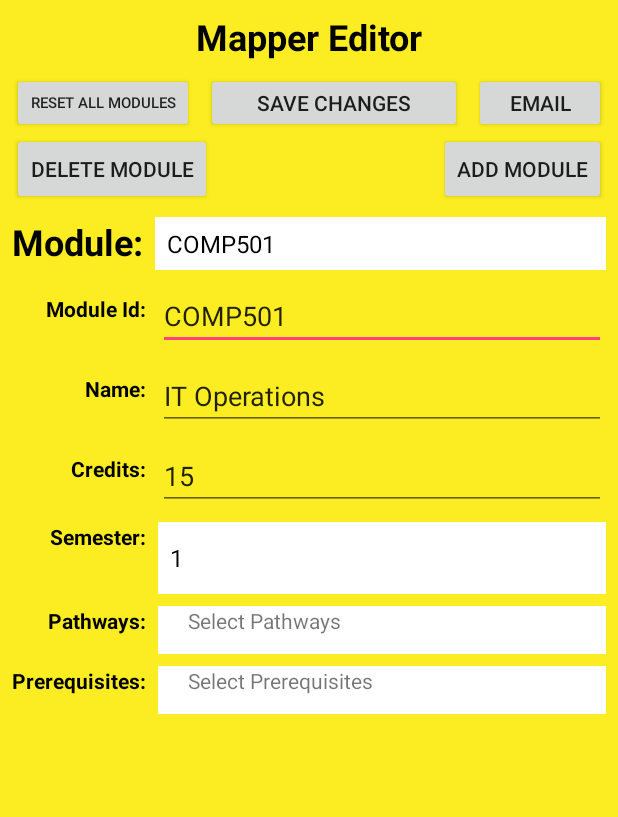
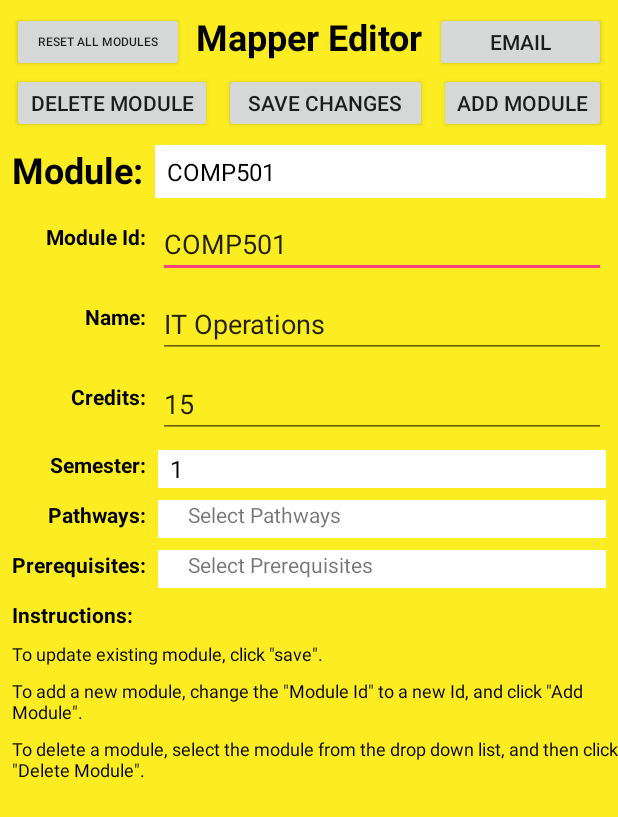
Before and after one commit to MichaelAldous/StudyPlanner, an Android app: the ActivityEditor screen opened directly, with no data from a screen before it, after a tap on "SAVE CHANGES", on a phone screen of 412 x 824 dp. Shown: the top 817 px of the screen. Run offline under Robolectric (Android 15) with nearby library versions, the phone set to English and light mode, and no system bars.

Commit message:
Final commit
Editor working

```diff
--- a/app/src/main/AndroidManifest.xml
+++ b/app/src/main/AndroidManifest.xml
@@ -4,9 +4,9 @@
     <uses-permission android:name="android.permission.INTERNET" />
     <application
         android:allowBackup="true"
-        android:icon="@mipmap/ic_launcher"
+        android:icon="@mipmap/wintec_logo"
         android:label="@string/app_name"
-        android:roundIcon="@mipmap/ic_launcher_round"
+        android:roundIcon="@mipmap/wintec_logo"
         android:supportsRtl="true"
         android:theme="@style/AppTheme">
         <activity android:name=".ActivitySplash">
--- a/app/src/main/java/com/example/maldo/studyplanner/MyDBHandler.java
+++ b/app/src/main/java/com/example/maldo/studyplanner/MyDBHandler.java
@@ -233,52 +233,105 @@ public class MyDBHandler extends SQLiteOpenHelper {
 
         //db.delete(editorModPathsEntry.TABLE_MOD_PATH, module.getModuleId(), editorModPathsEntry.COLUMN_MP_MOD_ID);
         db.execSQL("DELETE FROM " + editorModPathsEntry.TABLE_MOD_PATH + " WHERE '" + module.getModuleId() + "' = '"+ editorModPathsEntry.COLUMN_MP_MOD_ID +"';");
-        if(module.getModulePrereqs().size()>0){
+        if(module.getModulePrereqs().contains("Core")){
+            db.execSQL(
+                    "INSERT INTO "+editorModPathsEntry.TABLE_MOD_PATH+
+                            "("+editorModPathsEntry.COLUMN_MP_MOD_ID+","+editorModPathsEntry.COLUMN_MP_PATH_ID+")" +
+                            " VALUES ('"+module.getModuleId()+"',"+5+");"
+            );
+        } else {
             for (String s : module.getPathways()) {
-               /*
+                Integer pathId = 1;
+                if(s.equals("Network Engineering")){
+                    pathId = 2;
+                } else if (s.equals("Database Architecture")){
+                    pathId = 3;
+                } else if (s.equals("Multimedia and Web Development")){
+                    pathId = 4;
+                }
                 db.execSQL(
                         "INSERT INTO "+editorModPathsEntry.TABLE_MOD_PATH+
                                 "("+editorModPathsEntry.COLUMN_MP_MOD_ID+","+editorModPathsEntry.COLUMN_MP_PATH_ID+")" +
-                                " VALUES ('"+modID+"','"+s+"');"
+                                " VALUES ('"+module.getModuleId()+"','"+pathId+"');"
                 );
-                */
+
             }
         }
-
-
-        db.close();
-
-
-        /*
-        db.insert(modulesEntry.TABLE_MODULES, null, values);
-
-        //Add module pre-requirements
-        if(prereq!=null) {
-            for (String s : prereq) {
+        db.execSQL("DELETE FROM " + editorModPrereqEntry.TABLE_REQUIREMENTS + " WHERE '" + module.getModuleId() + "' = '"+ editorModPrereqEntry.COLUMN_REQ_MOD_ID +"';");
+        if(module.getModulePrereqs()!=null) {
+            for (String s : module.getModulePrereqs()) {
                 db.execSQL(
-                        "INSERT INTO "+modPrereqEntry.TABLE_REQUIREMENTS+
-                                "("+modPrereqEntry.COLUMN_REQ_MOD_ID+","+modPrereqEntry.COLUMN_REQ_REQMOD_ID+")" +
-                                " VALUES ('"+modID+"','"+s+"');"
+                        "INSERT INTO "+editorModPrereqEntry.TABLE_REQUIREMENTS+
+                                "("+editorModPrereqEntry.COLUMN_REQ_MOD_ID+","+editorModPrereqEntry.COLUMN_REQ_REQMOD_ID+")" +
+                                " VALUES ('"+module.getModuleId()+"','"+s+"');"
                 );
             }
         }
 
-        if(pathways.size()>0){
-            for(Integer pathID : pathways){
+        db.close();
+    }
+
+    // Updated editor modules
+    public void EditorAddModule(Module module){
+        SQLiteDatabase db = getWritableDatabase();
+        ContentValues values = new ContentValues();
+        values.put(editorModulesEntry.COLUMN_MOD_ID,module.getModuleId());
+        values.put(editorModulesEntry.COLUMN_MOD_NAME,module.getModuleName());
+        values.put(editorModulesEntry.COLUMN_MOD_CRED,module.getModuleCredits());
+        values.put(editorModulesEntry.COLUMN_MP_SEMESTER,module.getModuleSemester());
+        values.put(editorModulesEntry.COLUMN_MOD_DESC, module.getModuleDescription());
+        db.insert(editorModulesEntry.TABLE_MODULES, null, values);
+
+        //db.delete(editorModPathsEntry.TABLE_MOD_PATH, module.getModuleId(), editorModPathsEntry.COLUMN_MP_MOD_ID);
+        db.execSQL("DELETE FROM " + editorModPathsEntry.TABLE_MOD_PATH + " WHERE '" + module.getModuleId() + "' = '"+ editorModPathsEntry.COLUMN_MP_MOD_ID +"';");
+        if(module.getModulePrereqs().contains("Core")){
+            db.execSQL(
+                    "INSERT INTO "+editorModPathsEntry.TABLE_MOD_PATH+
+                            "("+editorModPathsEntry.COLUMN_MP_MOD_ID+","+editorModPathsEntry.COLUMN_MP_PATH_ID+")" +
+                            " VALUES ('"+module.getModuleId()+"',"+5+");"
+            );
+        } else {
+            for (String s : module.getPathways()) {
+                Integer pathId = 1;
+                if(s.equals("Network Engineering")){
+                    pathId = 2;
+                } else if (s.equals("Database Architecture")){
+                    pathId = 3;
+                } else if (s.equals("Multimedia and Web Development")){
+                    pathId = 4;
+                }
                 db.execSQL(
-                        "INSERT INTO "+modPathsEntry.TABLE_MOD_PATH+
-                                "("+modPathsEntry.COLUMN_MP_MOD_ID+","+modPathsEntry.COLUMN_MP_PATH_ID+")" +
-                                " VALUES ('"+modID+"','"+pathID+"');"
+                        "INSERT INTO "+editorModPathsEntry.TABLE_MOD_PATH+
+                                "("+editorModPathsEntry.COLUMN_MP_MOD_ID+","+editorModPathsEntry.COLUMN_MP_PATH_ID+")" +
+                                " VALUES ('"+module.getModuleId()+"','"+pathId+"');"
+                );
+
+            }
+        }
+        db.execSQL("DELETE FROM " + editorModPrereqEntry.TABLE_REQUIREMENTS + " WHERE '" + module.getModuleId() + "' = '"+ editorModPrereqEntry.COLUMN_REQ_MOD_ID +"';");
+        if(module.getModulePrereqs()!=null) {
+            for (String s : module.getModulePrereqs()) {
+                db.execSQL(
+                        "INSERT INTO "+editorModPrereqEntry.TABLE_REQUIREMENTS+
+                                "("+editorModPrereqEntry.COLUMN_REQ_MOD_ID+","+editorModPrereqEntry.COLUMN_REQ_REQMOD_ID+")" +
+                                " VALUES ('"+module.getModuleId()+"','"+s+"');"
                 );
             }
-        } else {
-            db.execSQL(
-                    "INSERT INTO "+modPathsEntry.TABLE_MOD_PATH+
-                            "("+modPathsEntry.COLUMN_MP_MOD_ID+","+modPathsEntry.COLUMN_MP_PATH_ID+")" +
-                            " VALUES ('"+modID+"',5);"
-            );
         }
-        */
+
+        db.close();
+    }
+
+    // Updated editor modules
+    public void EditorDeleteModule(Module module){
+        SQLiteDatabase db = getWritableDatabase();
+        db.execSQL("DELETE FROM " + editorModPathsEntry.TABLE_MOD_PATH + " WHERE '" + module.getModuleId() + "' = '"+ editorModPathsEntry.COLUMN_MP_MOD_ID +"';");
+        db.execSQL("DELETE FROM " + editorModPrereqEntry.TABLE_REQUIREMENTS + " WHERE '" + module.getModuleId() + "' = '"+ editorModPrereqEntry.COLUMN_REQ_MOD_ID +"';");
+
+        db.delete(editorModulesEntry.TABLE_MODULES,editorModulesEntry.COLUMN_MOD_ID + " = '" + module.getModuleId() + "';",null);
+
+
+        db.close();
     }
 
 
--- a/app/src/main/res/layout/activity_editor.xml
+++ b/app/src/main/res/layout/activity_editor.xml
@@ -37,10 +37,13 @@
         android:layout_width="0dp"
         android:layout_height="40dp"
         android:layout_marginEnd="8dp"
+        android:layout_marginStart="8dp"
+        android:layout_marginTop="8dp"
         android:text="Email"
         android:textSize="14sp"
         app:layout_constraintEnd_toEndOf="parent"
-        app:layout_constraintTop_toTopOf="@+id/editor_buttonSave" />
+        app:layout_constraintStart_toEndOf="@+id/editor_textView5"
+        app:layout_constraintTop_toTopOf="parent" />
 
     <TextView
         android:id="@+id/editor_textView5"
@@ -61,11 +64,14 @@
         android:id="@+id/editor_reset_button"
         android:layout_width="0dp"
         android:layout_height="40dp"
+        android:layout_marginEnd="8dp"
         android:layout_marginStart="8dp"
+        android:layout_marginTop="8dp"
         android:text="Reset All Modules"
-        android:textSize="10sp"
+        android:textSize="8sp"
+        app:layout_constraintEnd_toStartOf="@+id/editor_textView5"
         app:layout_constraintStart_toStartOf="parent"
-        app:layout_constraintTop_toTopOf="@+id/editor_buttonSave" />
+        app:layout_constraintTop_toTopOf="parent" />
 
     <Button
         android:id="@+id/editor_buttonSave"
@@ -76,8 +82,8 @@
         android:layout_marginTop="8dp"
         android:text="Save Changes"
         android:textSize="14sp"
-        app:layout_constraintEnd_toStartOf="@+id/editor_buttonEmail"
-        app:layout_constraintStart_toEndOf="@+id/editor_reset_button"
+        app:layout_constraintEnd_toStartOf="@+id/editor_buttonAdd"
+        app:layout_constraintStart_toEndOf="@+id/editor_buttonDelete"
         app:layout_constraintTop_toBottomOf="@+id/editor_textView5" />
 
     <TextView
@@ -176,7 +182,7 @@
     <Spinner
         android:id="@+id/spinner_semester"
         android:layout_width="0dp"
-        android:layout_height="wrap_content"
+        android:layout_height="25dp"
         android:layout_marginEnd="8dp"
         android:layout_marginStart="8dp"
         android:layout_marginTop="8dp"
@@ -188,7 +194,7 @@
     <Spinner
         android:id="@+id/spinner_pathways"
         android:layout_width="0dp"
-        android:layout_height="wrap_content"
+        android:layout_height="25dp"
         android:layout_marginEnd="8dp"
         android:layout_marginStart="8dp"
         android:layout_marginTop="8dp"
@@ -214,7 +220,7 @@
     <Spinner
         android:id="@+id/spinner_prereq"
         android:layout_width="0dp"
-        android:layout_height="wrap_content"
+        android:layout_height="25dp"
         android:layout_marginEnd="8dp"
         android:layout_marginStart="8dp"
         android:layout_marginTop="8dp"
@@ -226,19 +232,67 @@
     <Button
         android:id="@+id/editor_buttonDelete"
         android:layout_width="0dp"
-        android:layout_height="wrap_content"
+        android:layout_height="40dp"
         android:layout_marginStart="8dp"
         android:text="Delete Module"
         app:layout_constraintStart_toStartOf="parent"
-        app:layout_constraintTop_toTopOf="@+id/editor_buttonAdd" />
+        app:layout_constraintTop_toTopOf="@+id/editor_buttonSave" />
 
     <Button
         android:id="@+id/editor_buttonAdd"
         android:layout_width="0dp"
-        android:layout_height="wrap_content"
+        android:layout_height="40dp"
         android:layout_marginEnd="8dp"
         android:text="Add Module"
         app:layout_constraintEnd_toEndOf="parent"
-        app:layout_constraintTop_toBottomOf="@+id/editor_buttonSave" />
+        app:layout_constraintTop_toTopOf="@+id/editor_buttonSave" />
+
+    <TextView
+        android:id="@+id/textView14"
+        android:layout_width="wrap_content"
+        android:layout_height="wrap_content"
+        android:layout_marginStart="8dp"
+        android:layout_marginTop="8dp"
+        android:text="Instructions:"
+        android:textColor="#000000"
+        android:textStyle="bold"
+        app:layout_constraintStart_toStartOf="parent"
+        app:layout_constraintTop_toBottomOf="@+id/spinner_prereq" />
+
+    <TextView
+        android:id="@+id/textView15"
+        android:layout_width="wrap_content"
+        android:layout_height="wrap_content"
+        android:layout_marginStart="8dp"
+        android:layout_marginTop="8dp"
+        android:text='To update existing module, click "save".'
+        android:textColor="#000000"
+        android:textSize="12sp"
+        app:layout_constraintStart_toStartOf="parent"
+        app:layout_constraintTop_toBottomOf="@+id/textView14" />
+
+    <TextView
+        android:id="@+id/textView17"
+        android:layout_width="wrap_content"
+        android:layout_height="wrap_content"
+        android:layout_marginStart="8dp"
+        android:layout_marginTop="8dp"
+        android:text='To delete a module, select the module from the drop down list, and then click "Delete Module".'
+        android:textColor="#000000"
+        android:textSize="12sp"
+        app:layout_constraintStart_toStartOf="parent"
+        app:layout_constraintTop_toBottomOf="@+id/textView16" />
+
+    <TextView
+        android:id="@+id/textView16"
+        android:layout_width="wrap_content"
+        android:layout_height="wrap_content"
+        android:layout_marginStart="8dp"
+        android:layout_marginTop="8dp"
+        android:text='To add a new module, change the "Module Id" to a new Id, and click "Add Module".'
+        android:textColor="#000000"
+        android:textSize="12sp"
+        app:layout_constraintStart_toStartOf="parent"
+        app:layout_constraintTop_toBottomOf="@+id/textView15" />
 
 </android.support.constraint.ConstraintLayout>
--- a/app/src/main/res/values/strings.xml
+++ b/app/src/main/res/values/strings.xml
@@ -30,7 +30,7 @@
     <string name="about_page2">\n
         <b>Specification:</b>\n
         Platform: Android\n
-        API Version: 28 \n
+        API Version: 5.0 \n
         APP Version: 1 \n
     </string>
 </resources>
```
Also changed, not shown: app/src/main/java/com/example/maldo/studyplanner/ActivityEditor.java (+49 -45 lines), app/src/main/res/mipmap-anydpi-v26/wintec_logo.png (added).
